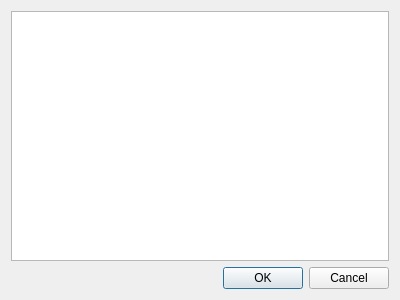
This is dialogs/dialogedittoken.ui in iEPCBM/AMS-Rufina as Qt 5 draws it before an edit. The edited form follows.
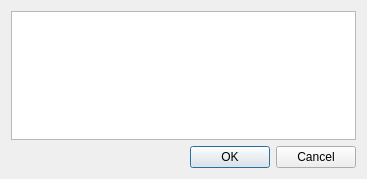
This is the edited form.

The edit to the form file:
```diff
--- a/dialogs/dialogedittoken.ui
+++ b/dialogs/dialogedittoken.ui
@@ -6,8 +6,8 @@
    <rect>
     <x>0</x>
     <y>0</y>
-    <width>400</width>
-    <height>300</height>
+    <width>367</width>
+    <height>179</height>
    </rect>
   </property>
   <property name="windowTitle">
```
